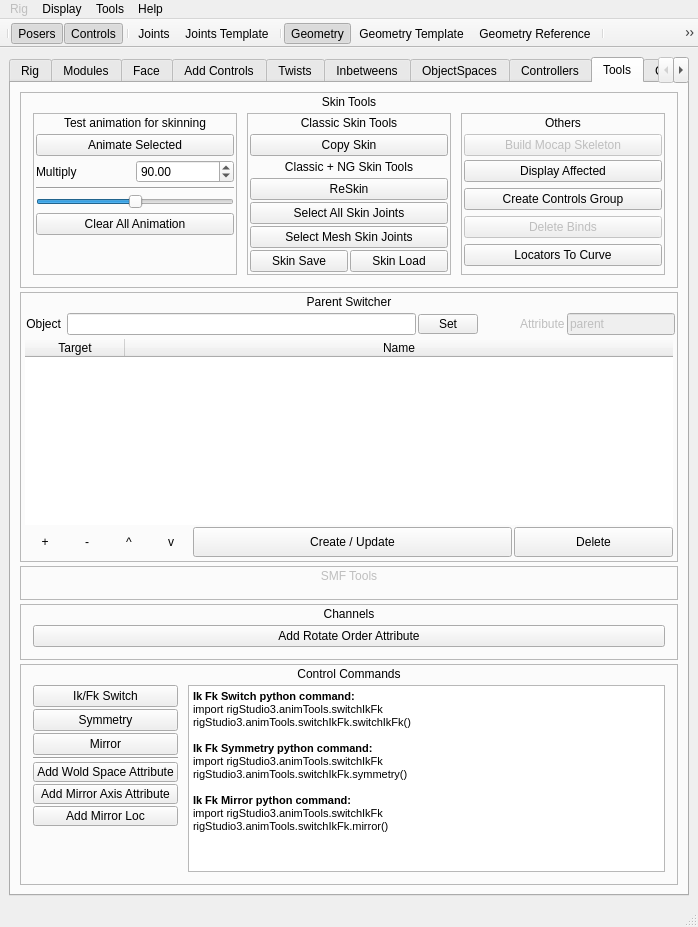
First picture: the form in ui/designer/mainWindow.ui, repository PavelCrow/RigStudio3, before the edit.
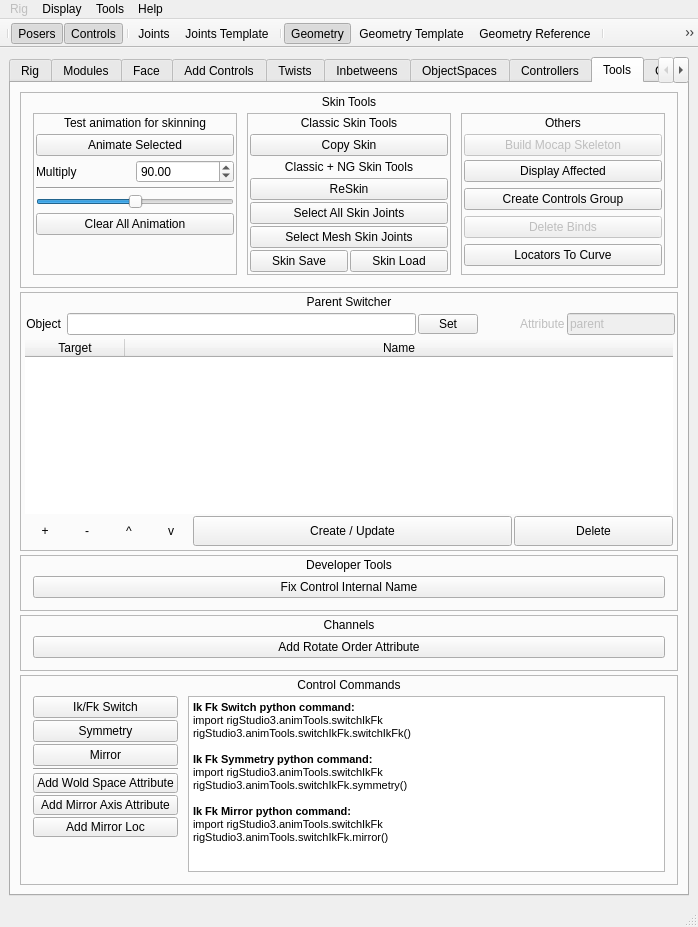
Second picture: the form after the edit.

The edit to the form file:
```diff
--- a/ui/designer/mainWindow.ui
+++ b/ui/designer/mainWindow.ui
@@ -8054,10 +8054,10 @@
            <item>
             <widget class="QLabel" name="smf_label">
              <property name="enabled">
-              <bool>false</bool>
+              <bool>true</bool>
              </property>
              <property name="text">
-              <string>SMF Tools</string>
+              <string>Developer Tools</string>
              </property>
              <property name="alignment">
               <set>Qt::AlignCenter</set>
@@ -8105,6 +8105,16 @@
                 <property name="bottomMargin">
                  <number>10</number>
                 </property>
+                <item>
+                 <widget class="QPushButton" name="fixControlInternalName_btn">
+                  <property name="enabled">
+                   <bool>true</bool>
+                  </property>
+                  <property name="text">
+                   <string>Fix Control Internal Name</string>
+                  </property>
+                 </widget>
+                </item>
                </layout>
               </item>
              </layout>
```
